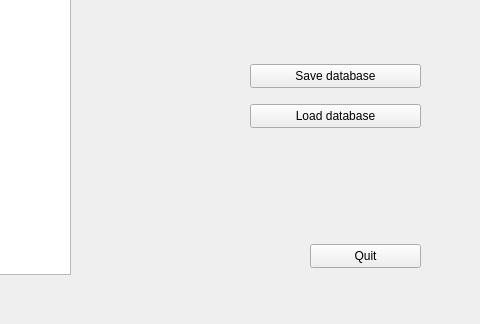
The window that mainwindow.ui (PaulBelov0/Transport_List) describes before a commit, drawn with Qt 5; both pictures show x 320 to 800 and y 276 to 600 of the 800 by 600 pixel window.
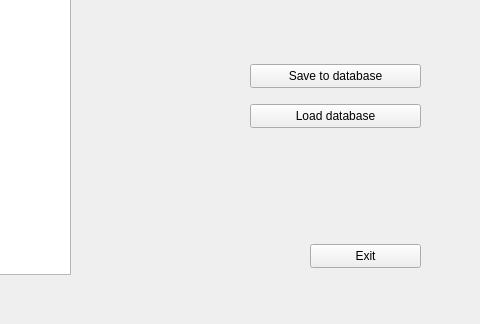
The same window after the commit.

Patch:
```diff
--- a/mainwindow.ui
+++ b/mainwindow.ui
@@ -85,7 +85,7 @@
     </rect>
    </property>
    <property name="text">
-    <string>Save database</string>
+    <string>Save to database</string>
    </property>
   </widget>
   <widget class="QPushButton" name="Load_Database">
@@ -111,7 +111,7 @@
     </rect>
    </property>
    <property name="text">
-    <string>Quit</string>
+    <string>Exit</string>
    </property>
   </widget>
  </widget>
```
Left out of the diff: 18 changed lines with no effect on the pictures.
